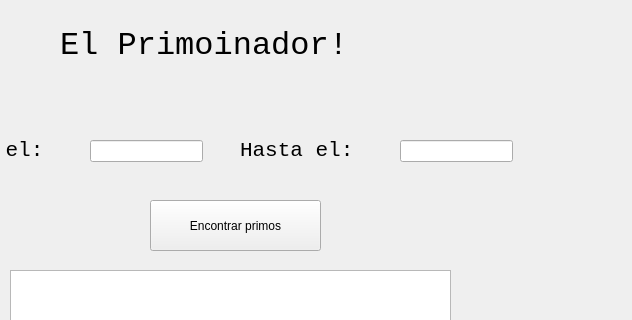
The window that Primoinador/UI_definitiva.ui (Pedrouw/NumeroHermano) describes before a commit, drawn with Qt 5; both pictures show x 160 to 792 and y 0 to 320 of the 792 by 581 pixel window.
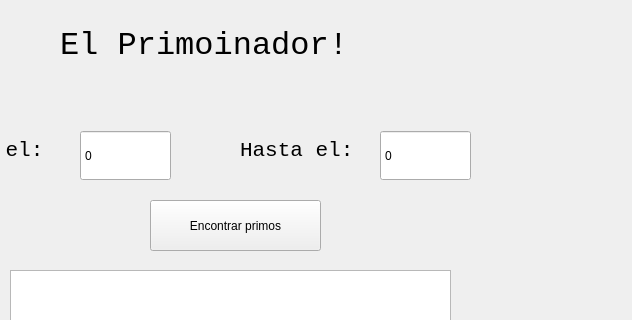
The same window after the commit.

Diff of the .ui file:
```diff
--- a/Primoinador/UI_definitiva.ui
+++ b/Primoinador/UI_definitiva.ui
@@ -14,26 +14,6 @@
    <string>MainWindow</string>
   </property>
   <widget class="QWidget" name="centralwidget">
-   <widget class="QLineEdit" name="lineEdit">
-    <property name="geometry">
-     <rect>
-      <x>250</x>
-      <y>140</y>
-      <width>113</width>
-      <height>22</height>
-     </rect>
-    </property>
-   </widget>
-   <widget class="QLineEdit" name="lineEdit_2">
-    <property name="geometry">
-     <rect>
-      <x>560</x>
-      <y>140</y>
-      <width>113</width>
-      <height>22</height>
-     </rect>
-    </property>
-   </widget>
    <widget class="QLabel" name="label">
     <property name="geometry">
      <rect>
@@ -114,6 +94,38 @@
      </rect>
     </property>
    </widget>
+   <widget class="QSpinBox" name="spinBox">
+    <property name="geometry">
+     <rect>
+      <x>240</x>
+      <y>130</y>
+      <width>91</width>
+      <height>51</height>
+     </rect>
+    </property>
+    <property name="buttonSymbols">
+     <enum>QAbstractSpinBox::NoButtons</enum>
+    </property>
+    <property name="maximum">
+     <number>999999</number>
+    </property>
+    <property name="value">
+     <number>0</number>
+    </property>
+   </widget>
+   <widget class="QSpinBox" name="spinBox_2">
+    <property name="geometry">
+     <rect>
+      <x>540</x>
+      <y>130</y>
+      <width>91</width>
+      <height>51</height>
+     </rect>
+    </property>
+    <property name="buttonSymbols">
+     <enum>QAbstractSpinBox::NoButtons</enum>
+    </property>
+   </widget>
   </widget>
   <widget class="QStatusBar" name="statusbar"/>
  </widget>
```
